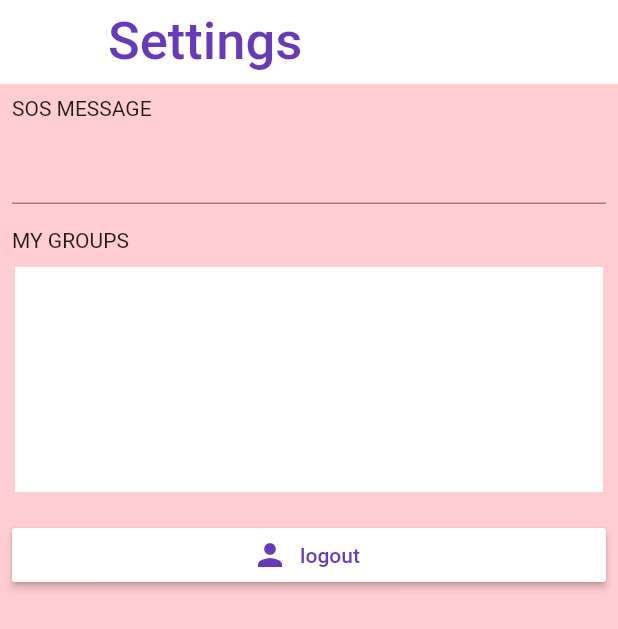
After one commit to donnellythomas/ping_app, a Flutter app: the Settings screen opened directly, after a tap on "logout", on a phone screen of 412 x 824 dp. The commit adds this screen. Shown: the top 629 px of the screen. Run offline on Flutter 3.47's test engine with Material 2 defaults, Android fonts, the phone set to English and light mode, and no system bars; our stand-ins replace firebase_auth; accounts and stored records are empty; network calls fail; Roboto replaces fonts that are missing (futura).

Commit message:
added basic app ui and functional logout button

```diff
--- /dev/null
+++ b/lib/screens/home/settings.dart
@@ -0,0 +1,77 @@
+import 'package:flutter/material.dart';
+import 'package:ping_app/services/auth.dart';
+
+class Settings extends StatelessWidget {
+  final AuthService _auth = AuthService();
+
+  @override
+  Widget build(BuildContext context) {
+    return Scaffold(
+      backgroundColor: Colors.red[100],
+      appBar: AppBar(
+        title: Text(
+          'Settings',
+          style: TextStyle(
+            fontSize: 35,
+            color: Colors.deepPurple,
+            fontFamily: 'futura',
+          ),
+        ),
+        elevation: 0,
+        backgroundColor: Colors.white,
+      ),
+      body: ListView(
+        children: <Widget>[
+          Align(
+              alignment: Alignment.centerLeft,
+              child: Padding(
+                padding: const EdgeInsets.fromLTRB(8, 8, 8, 0),
+                child: Text(
+                  'SOS MESSAGE',
+                ),
+              )),
+          Padding(
+            padding: const EdgeInsets.all(8.0),
+            child: TextField(
+              // decoration:
+              //     textInputDecoration.copyWith(hintText: 'Type Message here'),
+              onChanged: (text) {
+                print('Message: $text');
+              },
+            ),
+          ),
+          Align(
+              alignment: Alignment.centerLeft,
+              child: Padding(
+                padding: const EdgeInsets.fromLTRB(8, 8, 8, 0),
+                child: Text(
+                  'MY GROUPS',
+                ),
+              )),
+          Container(
+            height: 150,
+            color: Colors.white,
+            margin: EdgeInsets.all(10),
+          ),
+          Padding(
+            padding: const EdgeInsets.all(8.0),
+            child: RaisedButton.icon(
+              color: Colors.white,
+              icon: Icon(
+                Icons.person,
+                color: Colors.deepPurple,
+              ),
+              label: Text(
+                'logout',
+                style: TextStyle(color: Colors.deepPurple),
+              ),
+              onPressed: () async {
+                await _auth.signOut();
+              },
+            ),
+          ),
+        ],
+      ),
+    );
+  }
+}
--- a/lib/services/auth.dart
+++ b/lib/services/auth.dart
@@ -4,25 +4,40 @@ import 'package:ping_app/models/user.dart';
 class AuthService {
   final FirebaseAuth _auth = FirebaseAuth.instance;
 
-  User _userFromFirebase(FirebaseUser user) {
+  //create user obj based on FirebaseUser
+  User _userFromFirebaseUser(FirebaseUser user) {
     return user != null ? User(uid: user.uid) : null;
   }
 
+  //auth change user stream
+  //tracking the user auth status
+  Stream<User> get user {
+    return _auth.onAuthStateChanged.map(_userFromFirebaseUser);
+  }
+
+  //sign in anon
   Future signInAnon() async {
     try {
       AuthResult result = await _auth.signInAnonymously();
       FirebaseUser user = result.user;
-      return _userFromFirebase(user);
+      return _userFromFirebaseUser(user);
     } catch (e) {
       print(e.toString());
       return null;
     }
   }
-  //sign in anon
 
   //sign in with email/password
 
   //register with email/password
 
   //sign out
+  Future signOut() async {
+    try {
+      return await _auth.signOut();
+    } catch (e) {
+      print(e.toString);
+      return null;
+    }
+  }
 }
--- a/pubspec.yaml
+++ b/pubspec.yaml
@@ -25,6 +25,7 @@ dependencies:
   cupertino_icons: ^0.1.2
   firebase_auth: ^0.15.3
   cloud_firestore: ^0.13.0+1
+  provider: ^4.0.1
 
 dev_dependencies:
   flutter_test:
```
Also changed, not shown: lib/main.dart (+10 -2 lines), lib/screens/home/home.dart (+33 -2 lines), lib/screens/home/messages.dart (added, +27 -0 lines), lib/screens/home/primary_view.dart (added, +69 -0 lines), lib/screens/wrapper.dart (+7 -2 lines), pubspec.lock.
